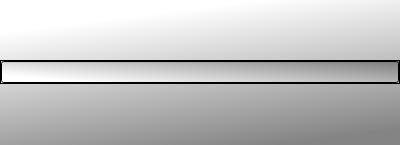
Old version of the form automator_project/utils/qtUi/config_operation.ui in the repository Halicea/hal_automator.
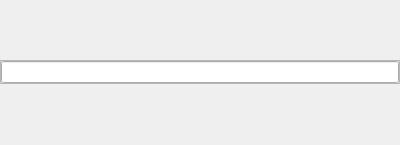
New version of the form.

Diff of the .ui file:
```diff
--- a/automator_project/utils/qtUi/config_operation.ui
+++ b/automator_project/utils/qtUi/config_operation.ui
@@ -11,7 +11,7 @@
    </rect>
   </property>
   <property name="sizePolicy">
-   <sizepolicy hsizetype="Preferred" vsizetype="Expanding">
+   <sizepolicy hsizetype="Preferred" vsizetype="MinimumExpanding">
     <horstretch>0</horstretch>
     <verstretch>0</verstretch>
    </sizepolicy>
@@ -33,7 +33,7 @@
     </sizepolicy>
    </property>
    <property name="styleSheet">
-    <string notr="true">background:qlineargradient(spread:pad, x1:0.69, y1:1, x2:0.374438, y2:0.096, stop:0 rgba(132, 132, 132, 255), stop:1 rgba(255, 255, 255, 255))</string>
+    <string notr="true"/>
    </property>
    <layout class="QVBoxLayout" name="verticalLayout">
     <property name="spacing">
@@ -72,8 +72,7 @@
           <bool>false</bool>
          </property>
          <property name="styleSheet">
-          <string notr="true">background:qlineargradient(spread:pad, x1:1, y1:0.136364, x2:0.064, y2:0.732545, stop:0 rgba(132, 132, 132, 255), stop:1 rgba(255, 255, 255, 255));
-border-color:light-gray;</string>
+          <string notr="true"/>
          </property>
         </widget>
        </item>
```
Left out of the diff: 4 changed lines with no effect on the pictures.
